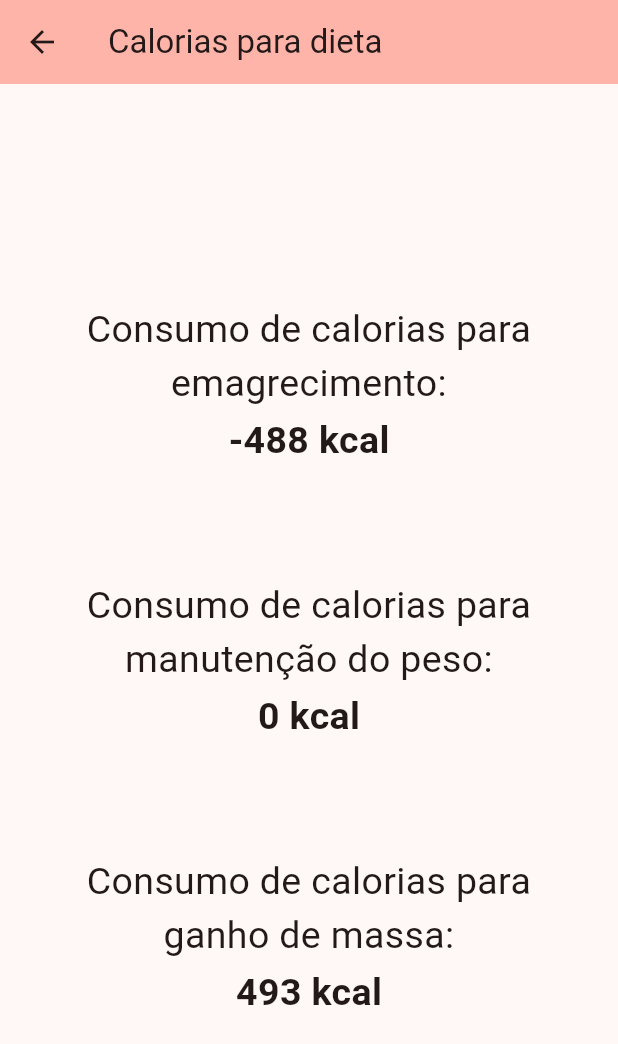
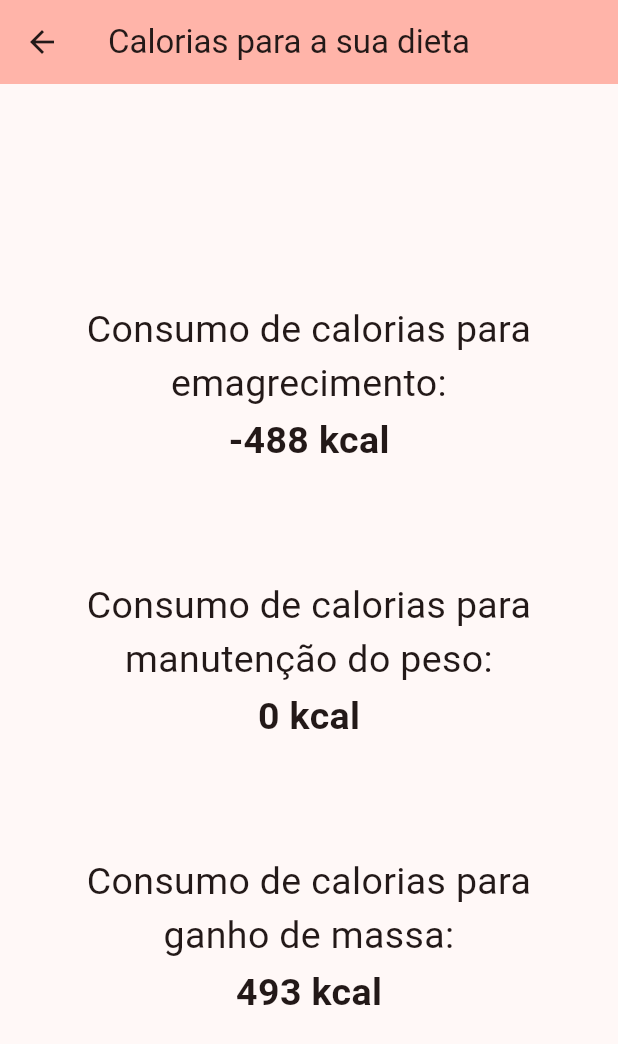
Before and after one commit to lencisi/desafio-trainee-atriajr, a Flutter app: the screen it shows after launch, after a tap on "CALCULAR DIETA", on a phone screen of 412 x 824 dp. Shown: the top 1044 px of the screen. Run offline on Flutter 3.47's test engine with Material 2 defaults, Android fonts, the phone set to English and light mode, and no system bars.

Commit message:
Mudei os titulos das páginas

```diff
--- a/lib/main.dart
+++ b/lib/main.dart
@@ -16,7 +16,7 @@ class MyApp extends StatelessWidget {
         colorScheme: ColorScheme.fromSeed(seedColor: Colors.red),
         useMaterial3: true,
       ),
-      home: const MyHomePage(title: 'Informações do usuário'),
+      home: const MyHomePage(title: 'Lenci Diet'),
     );
   }
 }
@@ -211,7 +211,7 @@ class MySecondPage extends StatefulWidget {
     Widget build(BuildContext context) {
       return Scaffold(
         appBar: AppBar(
-          title: const Text('Calorias para dieta'),
+          title: const Text('Calorias para a sua dieta'),
           backgroundColor: Theme.of(context).colorScheme.inversePrimary,
         ),
         body: Center(
```
